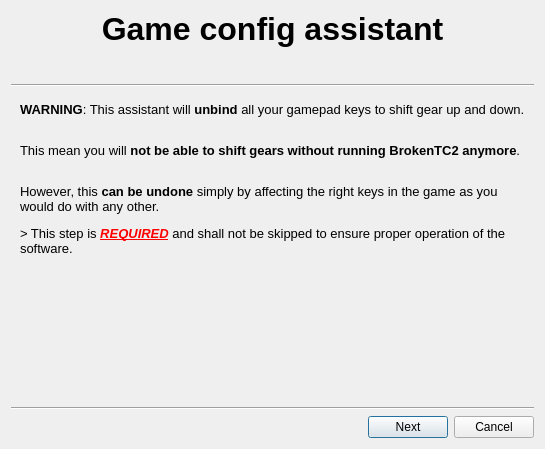
Above: BrokenTC2/TC/Dialog_ConfigureGame.ui from BrokenGameNoob/BrokenTC2 before the change. Below: the same form after it.
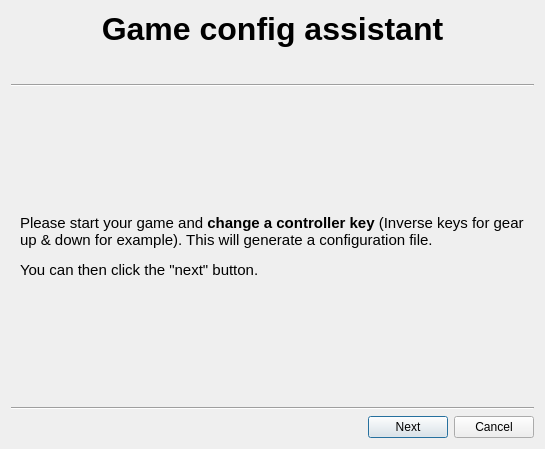
That is the form after the change. The open tabs and pages were chosen to show the change.

Commit message: Added  config file check on Ez Configure

Patch:
```diff
--- a/BrokenTC2/TC/Dialog_ConfigureGame.ui
+++ b/BrokenTC2/TC/Dialog_ConfigureGame.ui
@@ -57,7 +57,7 @@
        <item>
         <widget class="QLabel" name="lbl_disp_intro">
          <property name="text">
-          <string>&lt;html&gt;&lt;head/&gt;&lt;body&gt;&lt;p&gt;&lt;span style=&quot; font-size:10pt; font-weight:700;&quot;&gt;WARNING&lt;/span&gt;&lt;span style=&quot; font-size:10pt;&quot;&gt;: This assistant will &lt;/span&gt;&lt;span style=&quot; font-size:10pt; font-weight:700;&quot;&gt;unbind&lt;/span&gt;&lt;span style=&quot; font-size:10pt;&quot;&gt; all your gamepad keys to shift gear up and down.&lt;br/&gt;&lt;/span&gt;&lt;/p&gt;&lt;p&gt;&lt;span style=&quot; font-size:10pt;&quot;&gt;This mean you will &lt;/span&gt;&lt;span style=&quot; font-size:10pt; font-weight:700;&quot;&gt;not be able to shift gears without running BrokenTC2 anymore&lt;/span&gt;&lt;span style=&quot; font-size:10pt;&quot;&gt;.&lt;br/&gt;&lt;/span&gt;&lt;/p&gt;&lt;p&gt;&lt;span style=&quot; font-size:10pt;&quot;&gt;However, this &lt;/span&gt;&lt;span style=&quot; font-size:10pt; font-weight:700;&quot;&gt;can be undone&lt;/span&gt;&lt;span style=&quot; font-size:10pt;&quot;&gt; simply by affecting the right keys in the game as you would do with any other.&lt;/span&gt;&lt;/p&gt;&lt;p&gt;&lt;span style=&quot; font-size:10pt;&quot;&gt;&amp;gt; This step is &lt;/span&gt;&lt;span style=&quot; font-size:10pt; font-weight:700; font-style:italic; text-decoration: underline; color:#ff0000;&quot;&gt;REQUIRED&lt;/span&gt;&lt;span style=&quot; font-size:10pt;&quot;&gt; and shall not be skipped to ensure proper operation of the software.&lt;/span&gt;&lt;/p&gt;&lt;/body&gt;&lt;/html&gt;</string>
+          <string>&lt;html&gt;&lt;head/&gt;&lt;body&gt;&lt;p&gt;&lt;span style=&quot; font-size:11pt; font-weight:700;&quot;&gt;WARNING&lt;/span&gt;&lt;span style=&quot; font-size:11pt;&quot;&gt;: This assistant will &lt;/span&gt;&lt;span style=&quot; font-size:11pt; font-weight:700;&quot;&gt;unbind&lt;/span&gt;&lt;span style=&quot; font-size:11pt;&quot;&gt; all your gamepad keys to shift gear up and down.&lt;br/&gt;&lt;/span&gt;&lt;/p&gt;&lt;p&gt;&lt;span style=&quot; font-size:11pt;&quot;&gt;This mean you will &lt;/span&gt;&lt;span style=&quot; font-size:11pt; font-weight:700;&quot;&gt;not be able to shift gears without running BrokenTC2 anymore&lt;/span&gt;&lt;span style=&quot; font-size:11pt;&quot;&gt;.&lt;br/&gt;&lt;/span&gt;&lt;/p&gt;&lt;p&gt;&lt;span style=&quot; font-size:11pt;&quot;&gt;However, this &lt;/span&gt;&lt;span style=&quot; font-size:11pt; font-weight:700;&quot;&gt;can be undone&lt;/span&gt;&lt;span style=&quot; font-size:11pt;&quot;&gt; simply by affecting the right keys in the game as you would do with any other.&lt;/span&gt;&lt;/p&gt;&lt;p&gt;&lt;span style=&quot; font-size:11pt;&quot;&gt;&amp;gt; This step is &lt;/span&gt;&lt;span style=&quot; font-size:11pt; font-weight:700; font-style:italic; text-decoration: underline; color:#ff0000;&quot;&gt;REQUIRED&lt;/span&gt;&lt;span style=&quot; font-size:11pt;&quot;&gt; and shall not be skipped to ensure proper operation of the software.&lt;/span&gt;&lt;/p&gt;&lt;/body&gt;&lt;/html&gt;</string>
          </property>
          <property name="alignment">
           <set>Qt::AlignLeading|Qt::AlignLeft|Qt::AlignTop</set>
@@ -69,6 +69,20 @@
        </item>
       </layout>
      </widget>
+     <widget class="QWidget" name="pg_noConfigFileFound">
+      <layout class="QVBoxLayout" name="verticalLayout_5">
+       <item>
+        <widget class="QLabel" name="lbl_disp_noConfigFileFound">
+         <property name="text">
+          <string>&lt;html&gt;&lt;head/&gt;&lt;body&gt;&lt;p&gt;&lt;span style=&quot; font-size:11pt;&quot;&gt;Please start your game and &lt;/span&gt;&lt;span style=&quot; font-size:11pt; font-weight:700;&quot;&gt;change a controller key&lt;/span&gt;&lt;span style=&quot; font-size:11pt;&quot;&gt; (Inverse keys for gear up &amp;amp; down for example). This will generate a configuration file.&lt;/span&gt;&lt;/p&gt;&lt;p&gt;&lt;span style=&quot; font-size:11pt;&quot;&gt;You can then click the &amp;quot;next&amp;quot; button.&lt;/span&gt;&lt;/p&gt;&lt;/body&gt;&lt;/html&gt;</string>
+         </property>
+         <property name="wordWrap">
+          <bool>true</bool>
+         </property>
+        </widget>
+       </item>
+      </layout>
+     </widget>
      <widget class="QWidget" name="pg_waitTCClosed">
       <layout class="QVBoxLayout" name="verticalLayout_4">
        <item>
```
Left out of the diff: 4 changed lines with no effect on the pictures. The commit also changes 2 other files.
